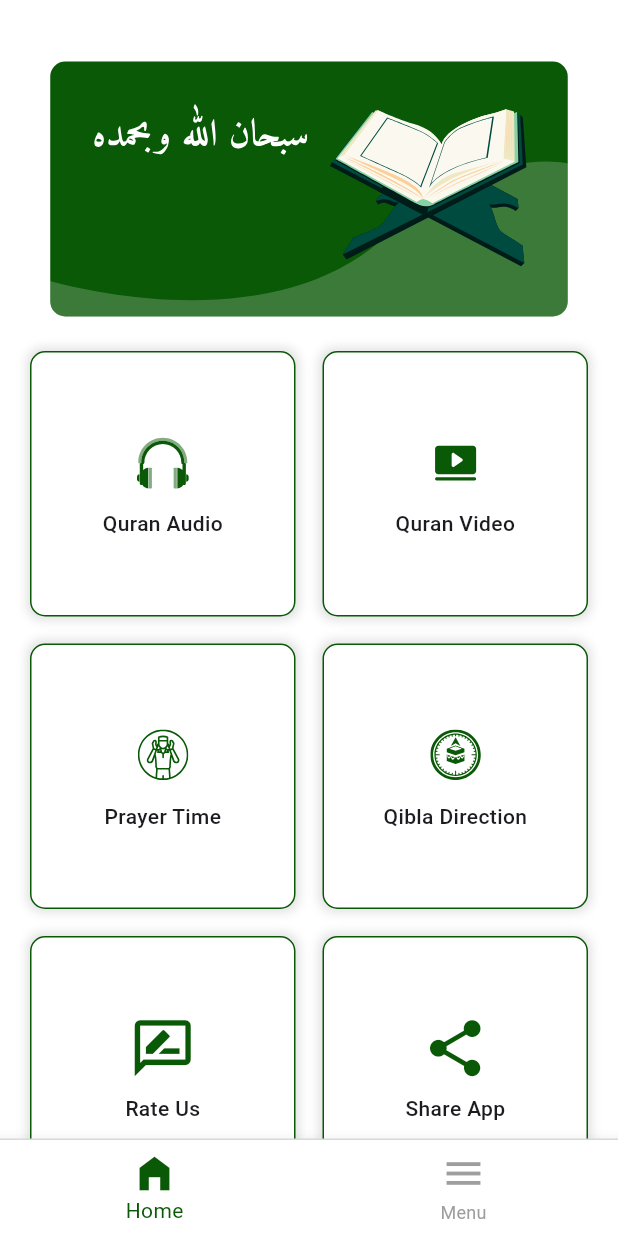
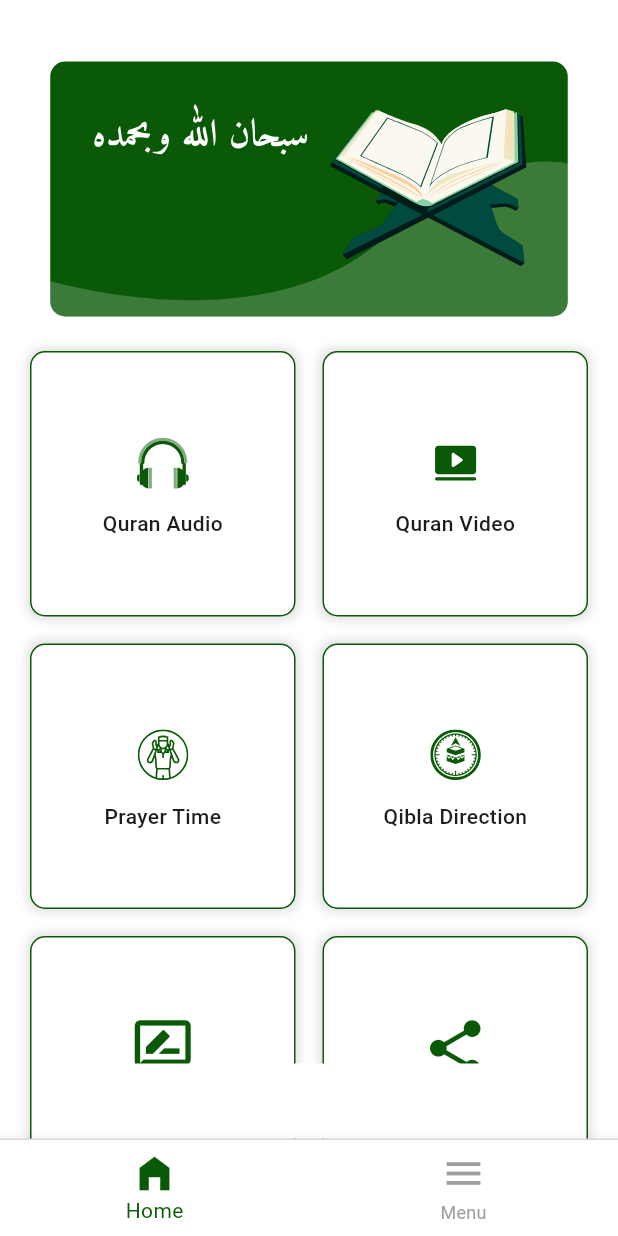
Before and after one commit to talhadev5/Holy-Quran-Kareem, a Flutter app: the screen it shows after launch, on a phone screen of 412 x 824 dp. Run offline on Flutter 3.47's test engine with Material 3 defaults, Android fonts, the phone set to English and light mode, and no system bars; drawn by our look-alikes of google_mobile_ads; our stand-ins replace adhan, connectivity_plus, dio, flutter_spinkit, flutter_svg, geolocator and 6 more; missing offline and left inert: flutter_qiblah, quran; network calls fail.

Commit message:
add complete

```diff
--- a/lib/View/homePage/homaPage.dart
+++ b/lib/View/homePage/homaPage.dart
@@ -26,7 +26,7 @@ class _HomePageState extends State<HomePage> {
   @override
   void initState() {
     super.initState();
-    controller.loadNativeAd();
+    controller.loadBannerAd();
   }
 
   @override
@@ -85,16 +85,22 @@ class _HomePageState extends State<HomePage> {
             ),
           ),
         ),
-        Obx(() => Container(
-              child: controller.isAdLoaded.value
-                  ? ConstrainedBox(
-                      constraints: const BoxConstraints(
-                        maxHeight: 100,
-                        minHeight: 100,
-                      ),
-                      child: AdWidget(ad: controller.nativeAd!))
-                  : const SizedBox(),
-            )),
+        Align(
+          alignment: Alignment.bottomCenter,
+          child: GetBuilder<MyAdController>(
+            builder: (controller) {
+              if (controller.bannerAd != null) {
+                return Container(
+                  color: Colors.white,
+                  width: controller.bannerAd!.size.width.toDouble(),
+                  height: controller.bannerAd!.size.height.toDouble(),
+                  child: AdWidget(ad: controller.bannerAd!),
+                );
+              }
+              return SizedBox.shrink();
+            },
+          ),
+        ),
       ],
     );
   }
@@ -162,7 +168,7 @@ final List<Map<String, dynamic>> featureItems = [
     "icon": Icons.rate_review_outlined,
     "onTap": () async {
       const url =
-          "https://play.google.com/store/apps/details?id=com.yourapp.qurankareem";
+          "https://play.google.com/store/apps/details?id=mtalhadev5.Holy_Quran_Majeed";
       if (await canLaunchUrl(Uri.parse(url))) {
         await launchUrl(Uri.parse(url), mode: LaunchMode.externalApplication);
       } else {
@@ -175,7 +181,7 @@ final List<Map<String, dynamic>> featureItems = [
     "icon": Icons.share,
     "onTap": () {
       Share.share(
-          "Check out this amazing Holy Quran Majeed: https://play.google.com/store/apps/details?id=com.yourapp.qurankareem");
+          "Check out this amazing Holy Quran Majeed: https://play.google.com/store/apps/details?id=mtalhadev5.Holy_Quran_Majeed");
     }
   },
 ];
--- a/lib/View/menuPage/menuPage.dart
+++ b/lib/View/menuPage/menuPage.dart
@@ -72,7 +72,7 @@ class _MenuPageState extends State<MenuPage> {
                       // }),
                       _buildMenuItem(Icons.share, "Share App", () {
                         Share.share(
-                            "Check out this amazing Quran Kareem App: https://play.google.com/store/apps/details?id=com.yourapp.qurankareem");
+                            "Check out this amazing Quran Kareem App: https://play.google.com/store/apps/details?id=mtalhadev5.Holy_Quran_Majeed");
                       }),
                     ],
                   ),
--- a/lib/controllers/add_controller.dart
+++ b/lib/controllers/add_controller.dart
@@ -159,16 +159,26 @@ class MyAdController extends GetxController {
   }
 
   // 🔹 Load App Open Ad
-  loadAppOpenAd() {
+
+  loadAppOpenAd({VoidCallback? onAdLoaded}) {
     AppOpenAd.load(
       adUnitId: appOpenAdUnit,
-      request: AdRequest(),
+      request: const AdRequest(),
       adLoadCallback: AppOpenAdLoadCallback(
         onAdLoaded: (ad) {
           appOpenAd = ad;
           isAppOpenAdLoaded = true;
+          debugPrint(" App Open Ad Loaded");
+
+          // Show ad if callback is provided
+          if (onAdLoaded != null) {
+            onAdLoaded();
+          }
         },
-        onAdFailedToLoad: (error) => debugPrint(" App Open Ad Failed: $error"),
+        onAdFailedToLoad: (error) {
+          debugPrint("Failed to load App Open Ad: $error");
+          isAppOpenAdLoaded = false;
+        },
       ),
     );
   }
```
Also changed, not shown: lib/main.dart (+8 -6 lines), 8 other files.
